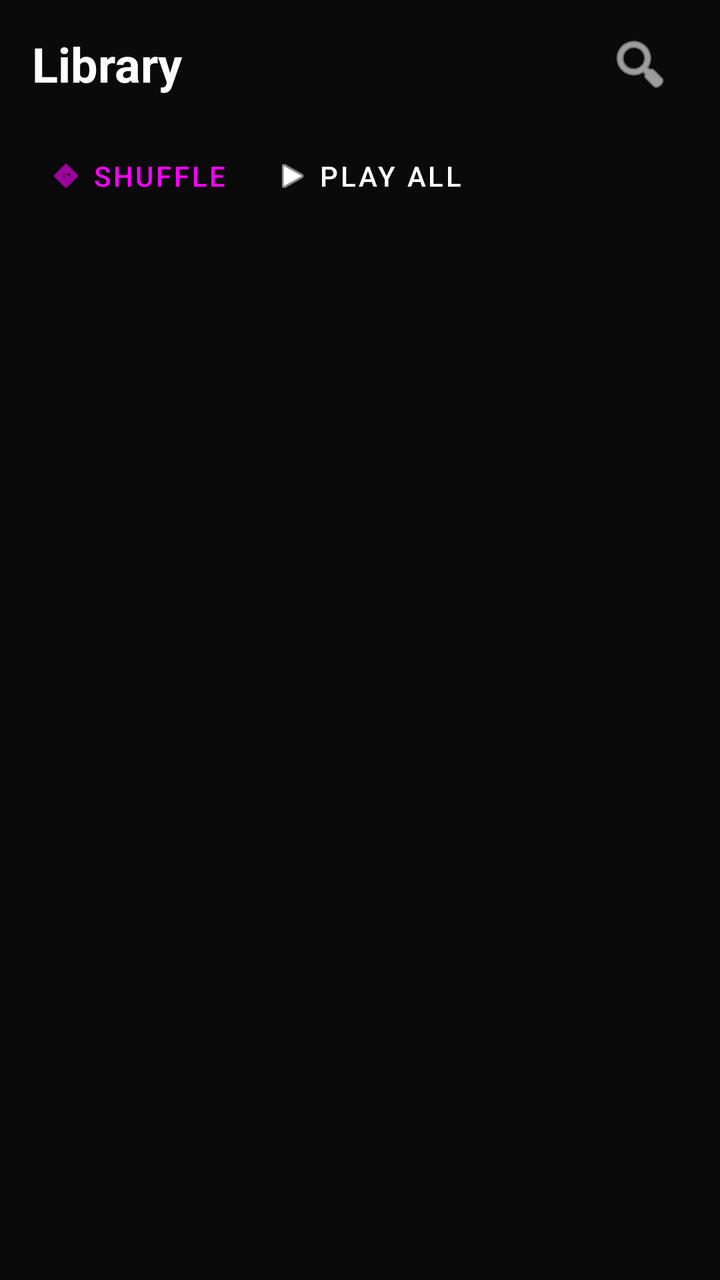
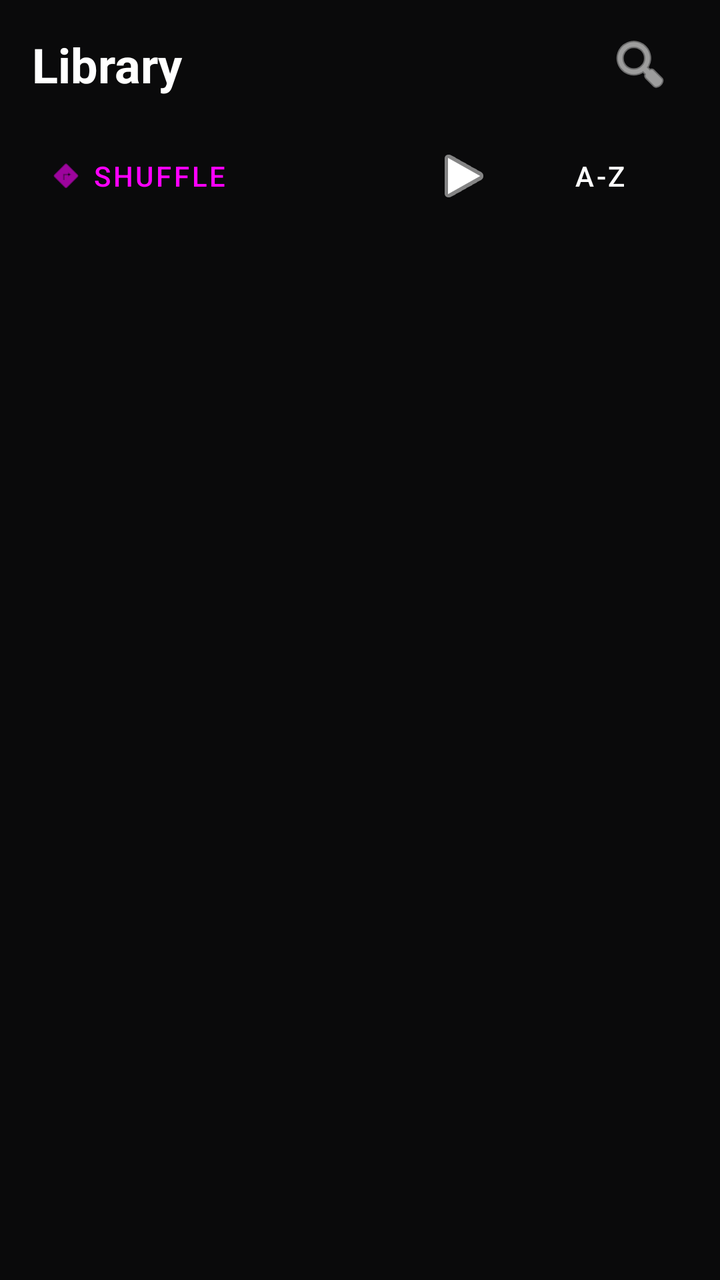

Screens rendered from an Android XML layout before and after an edit, with the pre-edit source and the edit as a unified diff.
<!-- AndroidManifest.xml: application theme Theme.MotionTune -->
<!-- res/layout/activity_main.xml -->
<?xml version="1.0" encoding="utf-8"?>
<androidx.coordinatorlayout.widget.CoordinatorLayout xmlns:android="http://schemas.android.com/apk/res/android"
    xmlns:app="http://schemas.android.com/apk/res-auto"
    android:layout_width="match_parent"
    android:layout_height="match_parent"
    android:background="@color/bg_dark"
    android:fitsSystemWindows="true">

    <com.google.android.material.appbar.AppBarLayout
        android:layout_width="match_parent"
        android:layout_height="wrap_content"
        android:background="@color/bg_dark"
        app:elevation="0dp">

        <com.google.android.material.appbar.MaterialToolbar
            android:id="@+id/toolbar"
            android:layout_width="match_parent"
            android:layout_height="?attr/actionBarSize">

            <RelativeLayout
                android:layout_width="match_parent"
                android:layout_height="match_parent"
                android:layout_marginEnd="16dp">

                <TextView
                    android:id="@+id/tvLibraryTitle"
                    android:layout_width="wrap_content"
                    android:layout_height="wrap_content"
                    android:layout_centerVertical="true"
                    android:text="Library"
                    android:textColor="@color/text_primary"
                    android:textSize="24sp"
                    android:textStyle="bold" />

                <EditText
                    android:id="@+id/searchEditText"
                    android:layout_width="0dp"
                    android:layout_height="40dp"
                    android:layout_alignParentEnd="true"
                    android:layout_centerVertical="true"
                    android:layout_toEndOf="@id/tvLibraryTitle"
                    android:layout_marginStart="16dp"
                    android:background="@drawable/search_bg"
                    android:drawableStart="@android:drawable/ic_menu_search"
                    android:drawablePadding="8dp"
                    android:hint="Search songs..."
                    android:paddingHorizontal="12dp"
                    android:textColor="@color/text_primary"
                    android:textColorHint="@color/text_secondary"
                    android:visibility="gone" />

                <ImageButton
                    android:id="@+id/btnSearchTrigger"
                    android:layout_width="48dp"
                    android:layout_height="48dp"
                    android:layout_alignParentEnd="true"
                    android:layout_centerVertical="true"
                    android:background="?attr/selectableItemBackgroundBorderless"
                    android:src="@android:drawable/ic_menu_search"
                    app:tint="@color/text_primary" />
            </RelativeLayout>
        </com.google.android.material.appbar.MaterialToolbar>

        <LinearLayout
            android:layout_width="match_parent"
            android:layout_height="wrap_content"
            android:paddingHorizontal="16dp"
            android:paddingBottom="12dp"
            android:orientation="horizontal">

            <com.google.android.material.button.MaterialButton
                android:id="@+id/btnShuffleAll"
                style="@style/Widget.MaterialComponents.Button.TextButton"
                android:layout_width="wrap_content"
                android:layout_height="wrap_content"
                android:text="Shuffle"
                android:textColor="@color/accent_purple"
                app:icon="@android:drawable/ic_menu_directions"
                app:iconTint="@color/accent_purple" />

            <com.google.android.material.button.MaterialButton
                android:id="@+id/btnPlayAll"
                style="@style/Widget.MaterialComponents.Button.TextButton"
                android:layout_width="wrap_content"
                android:layout_height="wrap_content"
                android:layout_marginStart="8dp"
                android:text="Play All"
                android:textColor="@color/text_primary"
                app:icon="@android:drawable/ic_media_play"
                app:iconTint="@color/text_primary" />
        </LinearLayout>
    </com.google.android.material.appbar.AppBarLayout>

    <androidx.recyclerview.widget.RecyclerView
        android:id="@+id/recyclerView"
        android:layout_width="match_parent"
        android:layout_height="match_parent"
        app:layout_behavior="@string/appbar_scrolling_view_behavior" />

</androidx.coordinatorlayout.widget.CoordinatorLayout>
<!-- resources referenced by this layout -->
<resources>
  <color name="accent_purple">#FF00FF</color>
  <color name="bg_dark">#0A0A0B</color>
  <color name="text_primary">#FFFFFF</color>
  <color name="text_secondary">#8E8E93</color>
  <!-- drawable search_bg (drawable) -->
  <?xml version="1.0" encoding="utf-8"?>
  <shape xmlns:android="http://schemas.android.com/apk/res/android">
      <solid android:color="#1AFFFFFF" /> <corners android:radius="20dp" />
  </shape>
  <style name="Theme.MotionTune" parent="Base.Theme.MotionTune" />
  <style name="Base.Theme.MotionTune" parent="Theme.Material3.DayNight.NoActionBar">
          
          
      </style>
</resources>

<!-- the commit's change to res/layout/activity_main.xml (unified diff, before → after) -->
@@ -17,7 +17,7 @@
             android:layout_width="match_parent"
             android:layout_height="?attr/actionBarSize">
 
-            <RelativeLayout
+            <androidx.constraintlayout.widget.ConstraintLayout
                 android:layout_width="match_parent"
                 android:layout_height="match_parent"
                 android:layout_marginEnd="16dp">
@@ -26,68 +26,84 @@
                     android:id="@+id/tvLibraryTitle"
                     android:layout_width="wrap_content"
                     android:layout_height="wrap_content"
-                    android:layout_centerVertical="true"
                     android:text="Library"
                     android:textColor="@color/text_primary"
                     android:textSize="24sp"
-                    android:textStyle="bold" />
+                    android:textStyle="bold"
+                    app:layout_constraintBottom_toBottomOf="parent"
+                    app:layout_constraintStart_toStartOf="parent"
+                    app:layout_constraintTop_toTopOf="parent" />
 
                 <EditText
                     android:id="@+id/searchEditText"
                     android:layout_width="0dp"
                     android:layout_height="40dp"
-                    android:layout_alignParentEnd="true"
-                    android:layout_centerVertical="true"
-                    android:layout_toEndOf="@id/tvLibraryTitle"
-                    android:layout_marginStart="16dp"
+                    android:layout_marginEnd="8dp"
                     android:background="@drawable/search_bg"
                     android:drawableStart="@android:drawable/ic_menu_search"
                     android:drawablePadding="8dp"
                     android:hint="Search songs..."
+                    android:inputType="text"
                     android:paddingHorizontal="12dp"
                     android:textColor="@color/text_primary"
                     android:textColorHint="@color/text_secondary"
-                    android:visibility="gone" />
+                    android:visibility="gone"
+                    app:layout_constraintBottom_toBottomOf="parent"
+                    app:layout_constraintEnd_toStartOf="@+id/btnSearchTrigger"
+                    app:layout_constraintStart_toStartOf="parent"
+                    app:layout_constraintTop_toTopOf="parent" />
 
                 <ImageButton
                     android:id="@+id/btnSearchTrigger"
                     android:layout_width="48dp"
                     android:layout_height="48dp"
-                    android:layout_alignParentEnd="true"
-                    android:layout_centerVertical="true"
                     android:background="?attr/selectableItemBackgroundBorderless"
                     android:src="@android:drawable/ic_menu_search"
+                    app:layout_constraintBottom_toBottomOf="parent"
+                    app:layout_constraintEnd_toEndOf="parent"
+                    app:layout_constraintTop_toTopOf="parent"
                     app:tint="@color/text_primary" />
-            </RelativeLayout>
+            </androidx.constraintlayout.widget.ConstraintLayout>
         </com.google.android.material.appbar.MaterialToolbar>
 
         <LinearLayout
             android:layout_width="match_parent"
             android:layout_height="wrap_content"
+            android:orientation="horizontal"
             android:paddingHorizontal="16dp"
             android:paddingBottom="12dp"
-            android:orientation="horizontal">
+            android:gravity="center_vertical">
 
             <com.google.android.material.button.MaterialButton
                 android:id="@+id/btnShuffleAll"
                 style="@style/Widget.MaterialComponents.Button.TextButton"
                 android:layout_width="wrap_content"
                 android:layout_height="wrap_content"
-                android:text="Shuffle"
+                android:text="SHUFFLE"
                 android:textColor="@color/accent_purple"
                 app:icon="@android:drawable/ic_menu_directions"
                 app:iconTint="@color/accent_purple" />
 
+            <View
+                android:layout_width="0dp"
+                android:layout_height="0dp"
+                android:layout_weight="1" />
+
+            <ImageButton
+                android:id="@+id/btnPlayAll"
+                android:layout_width="48dp"
+                android:layout_height="48dp"
+                android:background="?attr/selectableItemBackgroundBorderless"
+                android:src="@android:drawable/ic_media_play"
+                app:tint="@color/text_primary" />
+
             <com.google.android.material.button.MaterialButton
-                android:id="@+id/btnPlayAll"
+                android:id="@+id/btnSort"
                 style="@style/Widget.MaterialComponents.Button.TextButton"
                 android:layout_width="wrap_content"
                 android:layout_height="wrap_content"
-                android:layout_marginStart="8dp"
-                android:text="Play All"
-                android:textColor="@color/text_primary"
-                app:icon="@android:drawable/ic_media_play"
-                app:iconTint="@color/text_primary" />
+                android:text="A-Z"
+                android:textColor="@color/text_primary" />
         </LinearLayout>
     </com.google.android.material.appbar.AppBarLayout>
 
